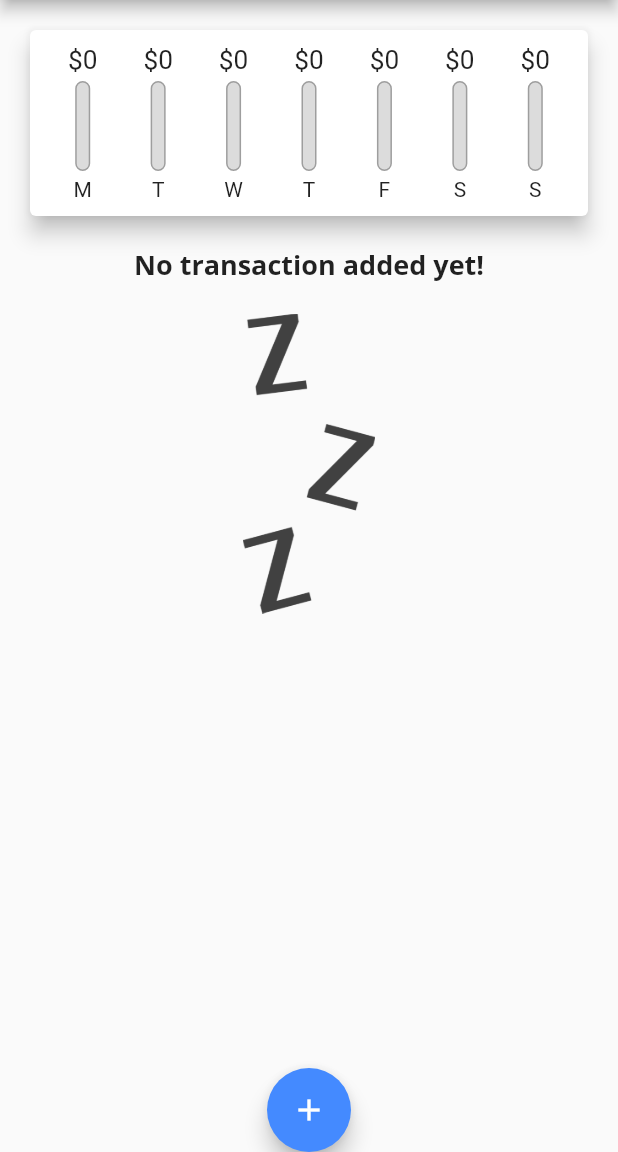
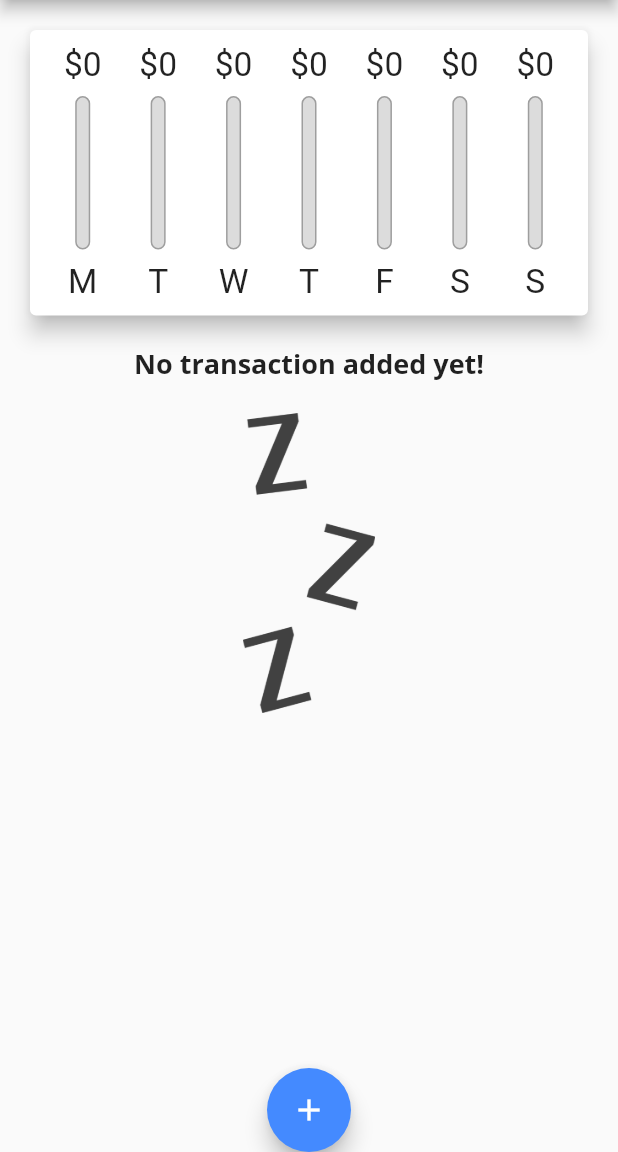
Before and after one commit to masashimorita/flutter-expenses-app, a Flutter app: the screen it shows after launch, on a phone screen of 412 x 824 dp, the part 84-1236 px from its top. Run offline on Flutter 3.47's test engine with Material 2 defaults, Android fonts, the phone set to English and light mode, and no system bars.

Commit message:
docs: ✏️ Set height based on screen height & widget max height

```diff
--- a/lib/main.dart
+++ b/lib/main.dart
@@ -44,6 +44,7 @@ class MyHomePage extends StatefulWidget {
 
 class _MyHomePageState extends State<MyHomePage> {
   final List<Transaction> _userTransactions = [];
+
   List<Transaction> get _recentTransactions {
     return this._userTransactions.where((tx) {
       return tx.date.isAfter(DateTime.now().subtract(Duration(days: 7)));
@@ -81,10 +82,16 @@ class _MyHomePageState extends State<MyHomePage> {
     });
   }
 
+  double _getWidgetHeight(AppBar appBar, double ratio) {
+    return (MediaQuery.of(context).size.height -
+            appBar.preferredSize.height -
+            MediaQuery.of(context).padding.top) *
+        ratio;
+  }
+
   @override
   Widget build(BuildContext context) {
-    return Scaffold(
-      appBar: AppBar(
+    final appBar = AppBar(
       title: Text('Personal Expenses'),
       actions: <Widget>[
         IconButton(
@@ -92,12 +99,20 @@ class _MyHomePageState extends State<MyHomePage> {
           onPressed: () => this._startAtNewTransaction(context),
         ),
       ],
-      ),
+    );
+    return Scaffold(
+      appBar: appBar,
       body: SingleChildScrollView(
         child: Column(
           children: <Widget>[
-            Chart(_recentTransactions),
-            TransactionList(_userTransactions, _deleteTransaction),
+            Container(
+              height: _getWidgetHeight(appBar, 0.3),
+              child: Chart(_recentTransactions),
+            ),
+            Container(
+              height: _getWidgetHeight(appBar, 0.7),
+              child: TransactionList(_userTransactions, _deleteTransaction),
+            ),
           ],
         ),
       ),
--- a/lib/widgets/chart_bar.dart
+++ b/lib/widgets/chart_bar.dart
@@ -9,19 +9,20 @@ class ChartBar extends StatelessWidget {
 
   @override
   Widget build(BuildContext context) {
+    return LayoutBuilder(builder: (ctx, constraint) {
       return Column(
         children: [
           Container(
-          height: 20,
+            height: constraint.maxHeight * 0.15,
             child: FittedBox(
               child: Text('\$${this.spendingAmount.toStringAsFixed(0)}'),
             ),
           ),
           SizedBox(
-          height: 4,
+            height: constraint.maxHeight * 0.05,
           ),
           Container(
-          height: 60,
+            height: constraint.maxHeight * 0.6,
             width: 10,
             child: Stack(
               children: [
@@ -48,10 +49,16 @@ class ChartBar extends StatelessWidget {
             ),
           ),
           SizedBox(
-          height: 4,
+            height: constraint.maxHeight * 0.05,
           ),
-        Text(label),
+          Container(
+            height: constraint.maxHeight * 0.15,
+            child: FittedBox(
+              child: Text(label),
+            ),
+          ),
         ],
       );
+    });
   }
 }
--- a/lib/widgets/transaction_list.dart
+++ b/lib/widgets/transaction_list.dart
@@ -10,9 +10,7 @@ class TransactionList extends StatelessWidget {
 
   @override
   Widget build(BuildContext context) {
-    return Container(
-      height: 550,
-      child: this.transactions.isEmpty
+    return this.transactions.isEmpty
         ? Column(
             children: [
               Text(
@@ -31,8 +29,7 @@ class TransactionList extends StatelessWidget {
               )
             ],
           )
-          : _buildTransactionItems(),
-    );
+        : _buildTransactionItems();
   }
 
   Widget _buildTransactionItems() {
```
Lines whose indentation alone changed are shown as unchanged.
